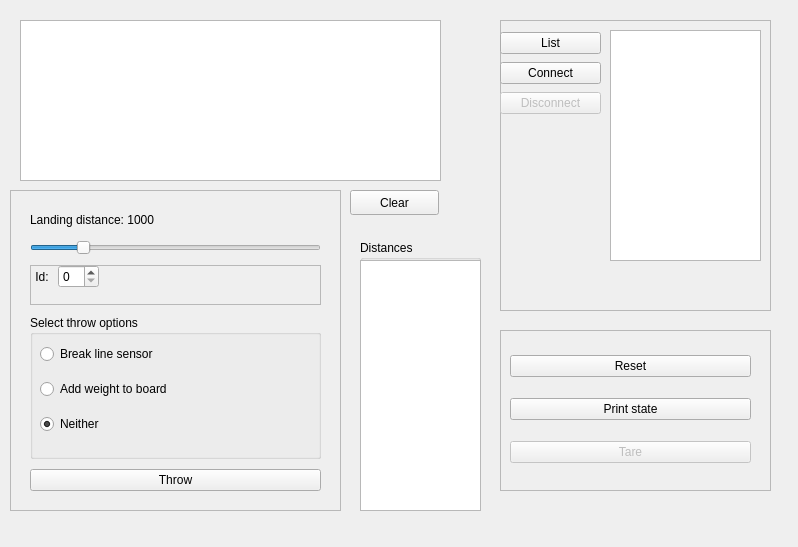
The window that PyApp/QTApp.ui (zackwhit/ScoreCorn) describes before a commit, drawn with Qt 5.
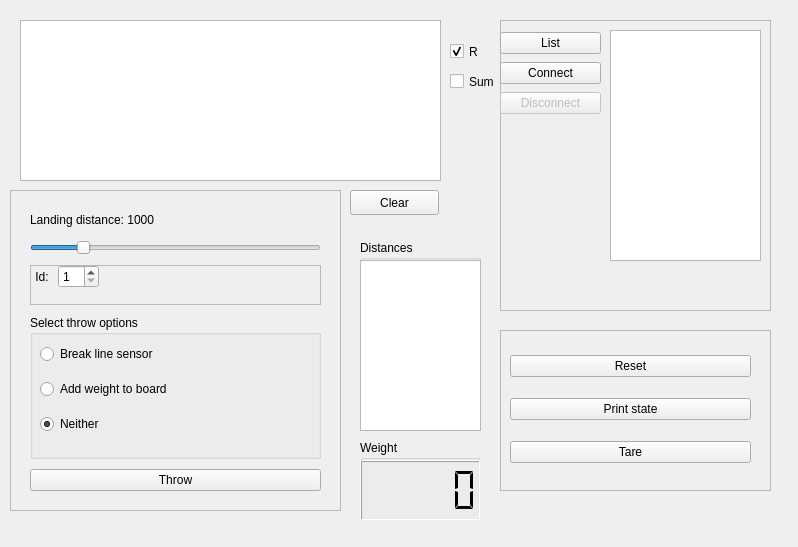
The same window after the commit.

The edit to the form file:
```diff
--- a/PyApp/QTApp.ui
+++ b/PyApp/QTApp.ui
@@ -256,6 +256,9 @@
                <height>27</height>
               </size>
              </property>
+             <property name="minimum">
+              <number>1</number>
+             </property>
             </widget>
            </item>
           </layout>
@@ -371,7 +374,7 @@
      <item>
       <widget class="QPushButton" name="tareButton">
        <property name="enabled">
-        <bool>false</bool>
+        <bool>true</bool>
        </property>
        <property name="text">
         <string>Tare</string>
@@ -387,7 +390,7 @@
      <x>360</x>
      <y>240</y>
      <width>121</width>
-     <height>271</height>
+     <height>191</height>
     </rect>
    </property>
    <property name="title">
@@ -399,7 +402,7 @@
       <x>0</x>
       <y>20</y>
       <width>121</width>
-      <height>251</height>
+      <height>171</height>
      </rect>
     </property>
     <property name="alternatingRowColors">
@@ -410,6 +413,61 @@
     </property>
    </widget>
   </widget>
+  <widget class="QGroupBox" name="groupBox_3">
+   <property name="geometry">
+    <rect>
+     <x>360</x>
+     <y>440</y>
+     <width>120</width>
+     <height>80</height>
+    </rect>
+   </property>
+   <property name="title">
+    <string>Weight</string>
+   </property>
+   <widget class="QLCDNumber" name="lcdNumber">
+    <property name="geometry">
+     <rect>
+      <x>0</x>
+      <y>20</y>
+      <width>121</width>
+      <height>61</height>
+     </rect>
+    </property>
+    <property name="segmentStyle">
+     <enum>QLCDNumber::Flat</enum>
+    </property>
+   </widget>
+  </widget>
+  <widget class="QCheckBox" name="checkBoxR">
+   <property name="geometry">
+    <rect>
+     <x>450</x>
+     <y>40</y>
+     <width>41</width>
+     <height>23</height>
+    </rect>
+   </property>
+   <property name="text">
+    <string>R</string>
+   </property>
+   <property name="checked">
+    <bool>true</bool>
+   </property>
+  </widget>
+  <widget class="QCheckBox" name="checkBoxSum">
+   <property name="geometry">
+    <rect>
+     <x>450</x>
+     <y>70</y>
+     <width>51</width>
+     <height>23</height>
+    </rect>
+   </property>
+   <property name="text">
+    <string>Sum</string>
+   </property>
+  </widget>
  </widget>
  <resources/>
  <connections/>
```
